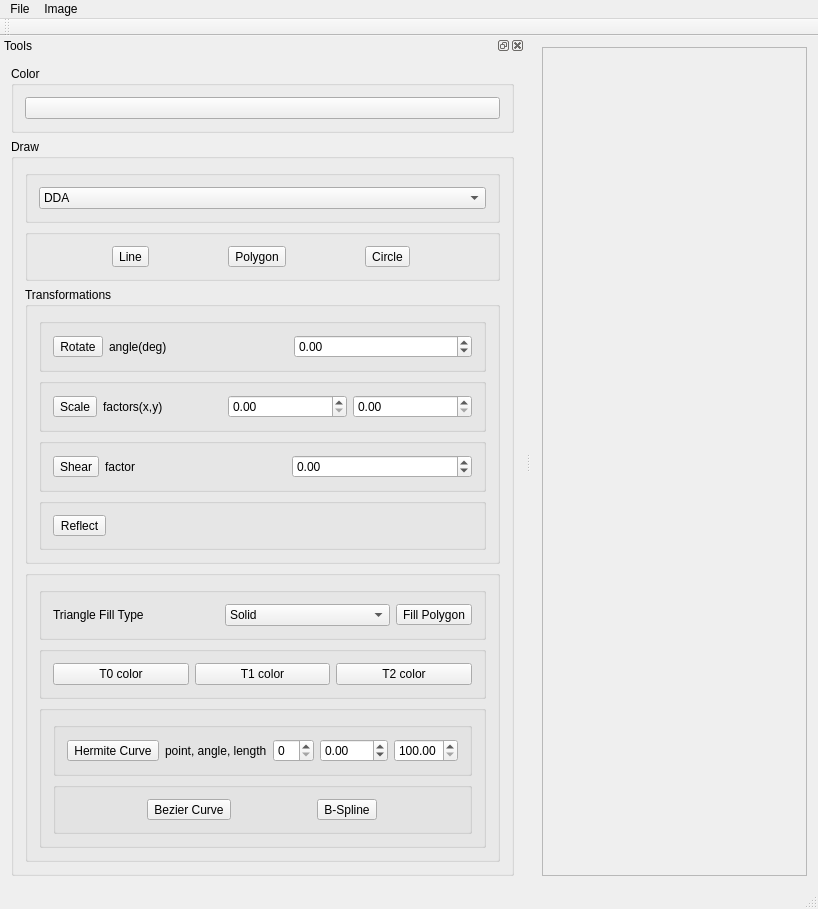
bozhenakv555/pg_ImageViewer, file src/ImageViewer.ui: the form before one commit.
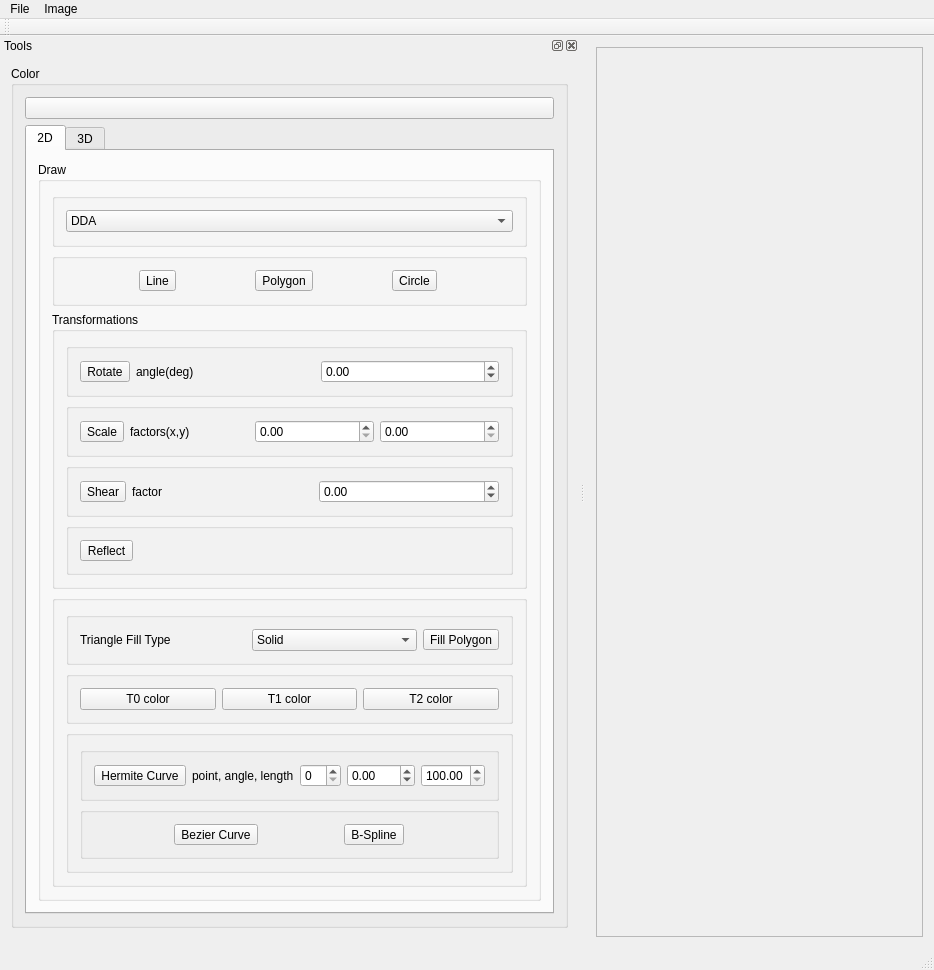
The form after the commit.

Commit message: Initial 3D setup - preparation: Added QTabWidget for 2D/3D graphics separation in UI and Model3D class for surface representation of 3D body.

The edit to the form file:
```diff
--- a/src/ImageViewer.ui
+++ b/src/ImageViewer.ui
@@ -6,8 +6,8 @@
    <rect>
     <x>0</x>
     <y>0</y>
-    <width>818</width>
-    <height>895</height>
+    <width>934</width>
+    <height>970</height>
    </rect>
   </property>
   <property name="windowTitle">
@@ -25,8 +25,8 @@
         <rect>
          <x>0</x>
          <y>0</y>
-         <width>290</width>
-         <height>815</height>
+         <width>360</width>
+         <height>890</height>
         </rect>
        </property>
       </widget>
@@ -39,7 +39,7 @@
     <rect>
      <x>0</x>
      <y>0</y>
-     <width>818</width>
+     <width>934</width>
      <height>21</height>
     </rect>
    </property>
@@ -92,16 +92,23 @@
           </property>
          </widget>
         </item>
-       </layout>
-      </widget>
-     </item>
+        <item>
+         <widget class="QTabWidget" name="tabWidget">
+          <property name="currentIndex">
+           <number>0</number>
+          </property>
+          <widget class="QWidget" name="tab2D">
+           <attribute name="title">
+            <string>2D</string>
+           </attribute>
+           <layout class="QHBoxLayout" name="horizontalLayout_5">
      <item>
       <widget class="QGroupBox" name="groupBox_2">
        <property name="title">
         <string>Draw</string>
        </property>
        <layout class="QGridLayout" name="gridLayout">
-        <item row="2" column="0">
+               <item row="1" column="0">
          <widget class="QGroupBox" name="groupBox_4">
           <property name="title">
            <string/>
@@ -152,7 +159,7 @@
           </layout>
          </widget>
         </item>
-        <item row="1" column="0">
+               <item row="0" column="0">
          <widget class="QGroupBox" name="groupBox_3">
           <property name="title">
            <string/>
@@ -175,7 +182,7 @@
           </layout>
          </widget>
         </item>
-        <item row="3" column="0">
+               <item row="2" column="0">
          <widget class="QGroupBox" name="groupBox_5">
           <property name="title">
            <string>Transformations</string>
@@ -307,7 +314,7 @@
           </layout>
          </widget>
         </item>
-        <item row="4" column="0">
+               <item row="3" column="0">
          <widget class="QGroupBox" name="groupBox_10">
           <property name="title">
            <string/>
@@ -488,6 +495,18 @@
             </widget>
            </item>
           </layout>
+                </widget>
+               </item>
+              </layout>
+             </widget>
+            </item>
+           </layout>
+          </widget>
+          <widget class="QWidget" name="tab3D">
+           <attribute name="title">
+            <string>3D</string>
+           </attribute>
+          </widget>
          </widget>
         </item>
        </layout>
```
Lines whose indentation alone changed are shown as unchanged. The commit also changes 1 other file.
